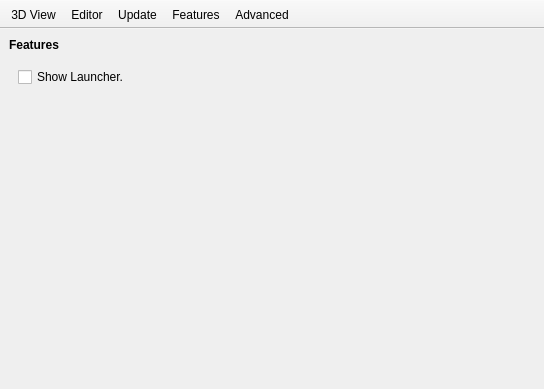
This is src/Preferences.ui in openscad/openscad as Qt 5 draws it before an edit. The edited form follows.
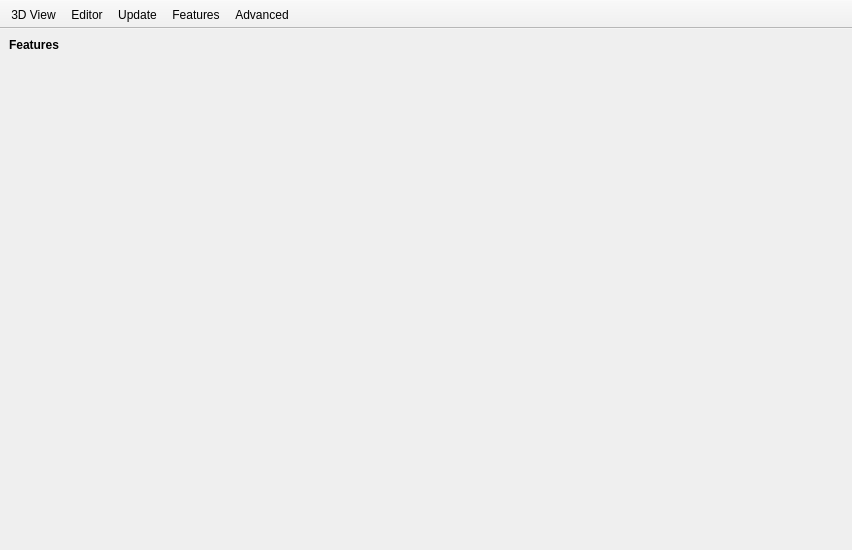
This is the edited form. The open tabs and pages were chosen to show the change. Icons and pictures are not drawn.

Commit message:
Make welcome screen resizable and update some minor UI issues.
- Move images to icons folder
- Move "Show welcome screen" to advanced tab in preferences
- Set button styles via Qt stylesheet to handle hover and disable
- Rename config setting to "launcher/showOnStartup" and add default

```diff
--- a/src/Preferences.ui
+++ b/src/Preferences.ui
@@ -6,8 +6,8 @@
    <rect>
     <x>0</x>
     <y>0</y>
-    <width>544</width>
-    <height>389</height>
+    <width>852</width>
+    <height>550</height>
    </rect>
   </property>
   <property name="sizePolicy">
@@ -556,8 +556,8 @@
               <rect>
                <x>0</x>
                <y>0</y>
-               <width>518</width>
-               <height>278</height>
+               <width>832</width>
+               <height>420</height>
               </rect>
              </property>
              <layout class="QVBoxLayout" name="verticalLayout_10">
@@ -568,13 +568,6 @@
                 </property>
                </layout>
               </item>
-              <item>
-               <widget class="QCheckBox" name="launcherBox">
-                <property name="text">
-                 <string>Show Launcher.</string>
-                </property>
-               </widget>
-              </item>
               <item>
                <spacer name="verticalSpacer_3">
                 <property name="orientation">
@@ -721,6 +714,26 @@
           </property>
          </widget>
         </item>
+        <item>
+         <widget class="QCheckBox" name="launcherBox">
+          <property name="text">
+           <string>Show Welcome Screen</string>
+          </property>
+         </widget>
+        </item>
+        <item>
+         <spacer name="verticalSpacer_2">
+          <property name="orientation">
+           <enum>Qt::Vertical</enum>
+          </property>
+          <property name="sizeHint" stdset="0">
+           <size>
+            <width>20</width>
+            <height>11</height>
+           </size>
+          </property>
+         </spacer>
+        </item>
        </layout>
       </widget>
      </widget>
```
Left out of the diff: 28 changed lines with no effect on the pictures. The commit also changes 12 other files.
